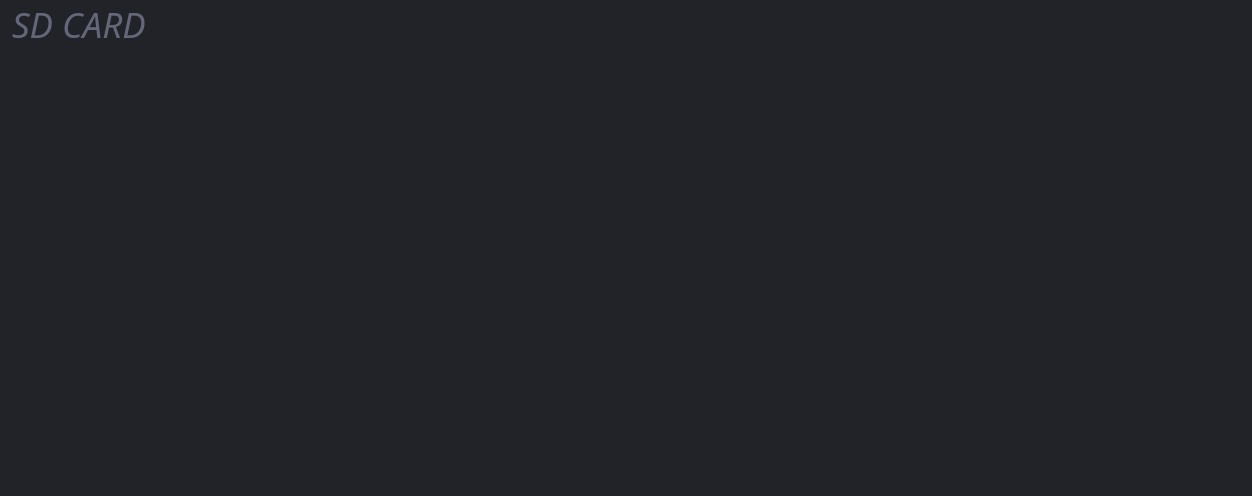
First picture: the form in gui/SDCardPage.ui, repository SimonBuxx/iloop-marlin-configurator, before the edit.
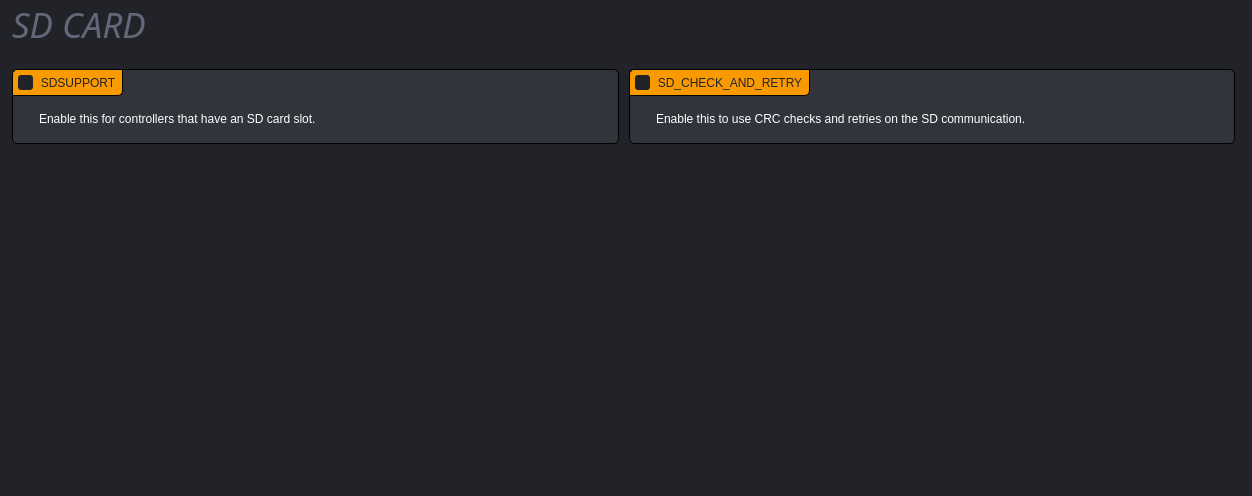
Second picture: the form after the edit. Icons and pictures are not drawn.

Commit message: Implementation for SD card and LCD menu items pages

The edit to the form file:
```diff
--- a/gui/SDCardPage.ui
+++ b/gui/SDCardPage.ui
@@ -275,35 +275,6 @@
    <property name="spacing">
     <number>10</number>
    </property>
-   <item row="3" column="1">
-    <spacer name="verticalSpacer_2">
-     <property name="orientation">
-      <enum>Qt::Vertical</enum>
-     </property>
-     <property name="sizeType">
-      <enum>QSizePolicy::Fixed</enum>
-     </property>
-     <property name="sizeHint" stdset="0">
-      <size>
-       <width>20</width>
-       <height>10</height>
-      </size>
-     </property>
-    </spacer>
-   </item>
-   <item row="10" column="0" colspan="3">
-    <spacer name="verticalSpacer">
-     <property name="orientation">
-      <enum>Qt::Vertical</enum>
-     </property>
-     <property name="sizeHint" stdset="0">
-      <size>
-       <width>0</width>
-       <height>0</height>
-      </size>
-     </property>
-    </spacer>
-   </item>
    <item row="2" column="0" colspan="3">
     <widget class="QWidget" name="widget" native="true">
      <layout class="QGridLayout" name="gridLayout_5">
@@ -402,6 +373,138 @@
      </layout>
     </widget>
    </item>
+   <item row="3" column="1">
+    <spacer name="verticalSpacer_2">
+     <property name="orientation">
+      <enum>Qt::Vertical</enum>
+     </property>
+     <property name="sizeType">
+      <enum>QSizePolicy::Fixed</enum>
+     </property>
+     <property name="sizeHint" stdset="0">
+      <size>
+       <width>20</width>
+       <height>10</height>
+      </size>
+     </property>
+    </spacer>
+   </item>
+   <item row="11" column="0" colspan="3">
+    <spacer name="verticalSpacer">
+     <property name="orientation">
+      <enum>Qt::Vertical</enum>
+     </property>
+     <property name="sizeHint" stdset="0">
+      <size>
+       <width>0</width>
+       <height>0</height>
+      </size>
+     </property>
+    </spacer>
+   </item>
+   <item row="4" column="0" colspan="3">
+    <widget class="QWidget" name="widget_2" native="true">
+     <layout class="QGridLayout" name="gridLayout_2">
+      <property name="leftMargin">
+       <number>0</number>
+      </property>
+      <property name="topMargin">
+       <number>0</number>
+      </property>
+      <property name="rightMargin">
+       <number>0</number>
+      </property>
+      <property name="bottomMargin">
+       <number>0</number>
+      </property>
+      <property name="spacing">
+       <number>10</number>
+      </property>
+      <item row="0" column="0">
+       <widget class="QGroupBox" name="uSdsupportBox">
+        <property name="title">
+         <string>SDSUPPORT</string>
+        </property>
+        <property name="checkable">
+         <bool>true</bool>
+        </property>
+        <layout class="QGridLayout" name="gridLayout_3">
+         <property name="spacing">
+          <number>10</number>
+         </property>
+         <item row="0" column="0">
+          <widget class="QLabel" name="label">
+           <property name="sizePolicy">
+            <sizepolicy hsizetype="Fixed" vsizetype="Fixed">
+             <horstretch>0</horstretch>
+             <verstretch>0</verstretch>
+            </sizepolicy>
+           </property>
+           <property name="text">
+            <string/>
+           </property>
+           <property name="pixmap">
+            <pixmap resource="../resources/resources.qrc">:/info_FILL0_wght100_GRAD0_opsz20.svg</pixmap>
+           </property>
+          </widget>
+         </item>
+         <item row="0" column="1">
+          <widget class="QLabel" name="label_2">
+           <property name="text">
+            <string>Enable this for controllers that have an SD card slot.</string>
+           </property>
+           <property name="wordWrap">
+            <bool>true</bool>
+           </property>
+          </widget>
+         </item>
+        </layout>
+       </widget>
+      </item>
+      <item row="0" column="1">
+       <widget class="QGroupBox" name="uSdCheckAndRetryBox">
+        <property name="title">
+         <string>SD_CHECK_AND_RETRY</string>
+        </property>
+        <property name="checkable">
+         <bool>true</bool>
+        </property>
+        <layout class="QGridLayout" name="gridLayout_4">
+         <property name="spacing">
+          <number>10</number>
+         </property>
+         <item row="0" column="0">
+          <widget class="QLabel" name="label_3">
+           <property name="sizePolicy">
+            <sizepolicy hsizetype="Fixed" vsizetype="Fixed">
+             <horstretch>0</horstretch>
+             <verstretch>0</verstretch>
+            </sizepolicy>
+           </property>
+           <property name="text">
+            <string/>
+           </property>
+           <property name="pixmap">
+            <pixmap resource="../resources/resources.qrc">:/info_FILL0_wght100_GRAD0_opsz20.svg</pixmap>
+           </property>
+          </widget>
+         </item>
+         <item row="0" column="1">
+          <widget class="QLabel" name="label_4">
+           <property name="text">
+            <string>Enable this to use CRC checks and retries on the SD communication.</string>
+           </property>
+           <property name="wordWrap">
+            <bool>true</bool>
+           </property>
+          </widget>
+         </item>
+        </layout>
+       </widget>
+      </item>
+     </layout>
+    </widget>
+   </item>
   </layout>
  </widget>
  <resources>
```
The commit also changes 8 other files.
